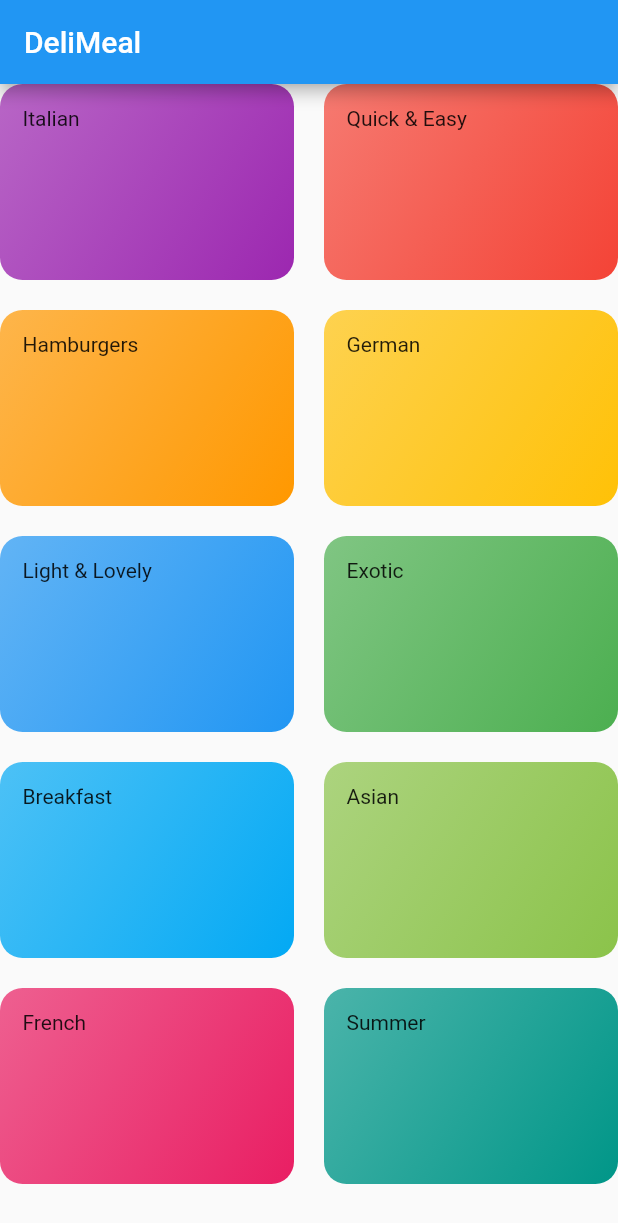
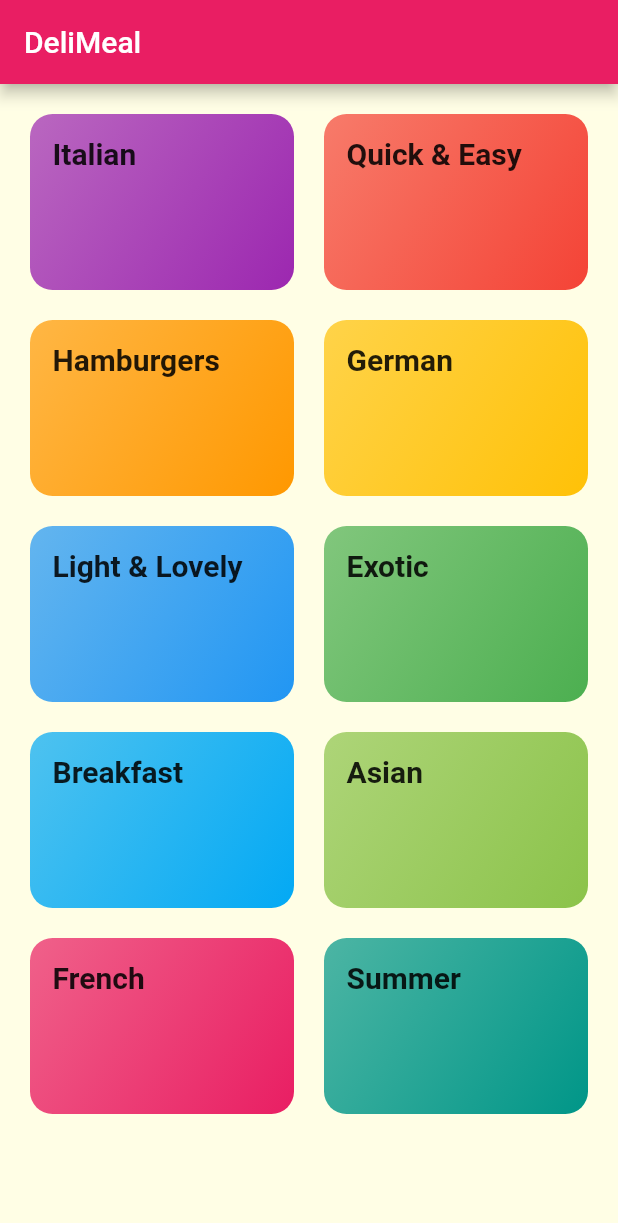
Before and after one commit to serdarsalci/meal_app, a Flutter app: the screen it shows after launch, on a phone screen of 412 x 824 dp. Shown: the top 1223 px of the screen. Run offline on Flutter 3.47's test engine with Material 2 defaults, Android fonts, the phone set to English and light mode, and no system bars; Roboto replaces fonts that are missing (Raleway, RobotoCondensed).

Commit message:
part 162 -- Navigation to a New Page

```diff
--- a/lib/categories_screen.dart
+++ b/lib/categories_screen.dart
@@ -9,6 +9,7 @@ class CategoriesScreen extends StatelessWidget {
     return Scaffold(
       appBar: AppBar(title: const Text('DeliMeal')),
       body: GridView(
+        padding: const EdgeInsets.all(20),
         children: DUMMY_CATEGORIES
             .map((catData) => CategoryItem(catData.title, catData.color))
             .toList(),
--- a/lib/category_item.dart
+++ b/lib/category_item.dart
@@ -1,4 +1,5 @@
 import 'package:flutter/material.dart';
+import 'package:flutter_complete_guide/category_meals_screen.dart';
 
 class CategoryItem extends StatelessWidget {
   final String title;
@@ -6,11 +7,28 @@ class CategoryItem extends StatelessWidget {
 
   CategoryItem(this.title, this.color);
 
+  void selectCategory(BuildContext ctx) {
+    Navigator.of(ctx).push(
+      MaterialPageRoute(
+        builder: (_) {
+          return CategoryMealsScreen();
+        },
+      ),
+    );
+  }
+
   @override
   Widget build(BuildContext context) {
-    return Container(
+    return InkWell(
+      onTap: () => selectCategory(context),
+      splashColor: Theme.of(context).primaryColor,
+      borderRadius: BorderRadius.circular(15),
+      child: Container(
         padding: const EdgeInsets.all(15),
-      child: Text(title),
+        child: Text(
+          title,
+          style: Theme.of(context).textTheme.headline6,
+        ),
         decoration: BoxDecoration(
           gradient: LinearGradient(
               colors: [color.withOpacity(0.7), color],
@@ -18,6 +36,7 @@ class CategoryItem extends StatelessWidget {
               end: Alignment.bottomRight),
           borderRadius: BorderRadius.circular(15),
         ),
+      ),
     );
   }
 }
--- a/lib/main.dart
+++ b/lib/main.dart
@@ -11,8 +11,18 @@ class MyApp extends StatelessWidget {
     return MaterialApp(
       title: 'DeliMeals',
       theme: ThemeData(
-        primarySwatch: Colors.blue,
-      ),
+          primarySwatch: Colors.pink,
+          accentColor: Colors.amber,
+          canvasColor: Color.fromRGBO(255, 254, 229, 1),
+          fontFamily: 'Raleway',
+          textTheme: ThemeData.light().textTheme.copyWith(
+              bodyText1: TextStyle(color: Color.fromRGBO(20, 51, 51, 1)),
+              bodyText2: TextStyle(color: Color.fromRGBO(20, 51, 51, 1)),
+              headline6: TextStyle(
+                fontFamily: 'RobotoCondensed',
+                fontSize: 20,
+                fontWeight: FontWeight.bold,
+              ))),
       home: CategoriesScreen(),
     );
   }
```
Also changed, not shown: lib/category_meals_screen.dart (added, +15 -0 lines), pubspec.yaml (+25 -17 lines), assets/fonts/OpenSans-Bold.ttf (added), assets/fonts/OpenSans-Regular.ttf (added), assets/fonts/Quicksand-Bold.ttf (added), assets/fonts/Quicksand-Light.ttf (added), assets/fonts/Quicksand-Medium.ttf (added), assets/fonts/Quicksand-Regular.ttf (added), assets/fonts/Raleway-Black.ttf (added), assets/fonts/Raleway-Bold.ttf (added), assets/fonts/Raleway-Regular.ttf (added), assets/fonts/RobotoCondensed-Bold.ttf (added), assets/fonts/RobotoCondensed-Italic.ttf (added), assets/fonts/RobotoCondensed-Light.ttf (added), 1 more files. Lines whose indentation alone changed are shown as unchanged.
